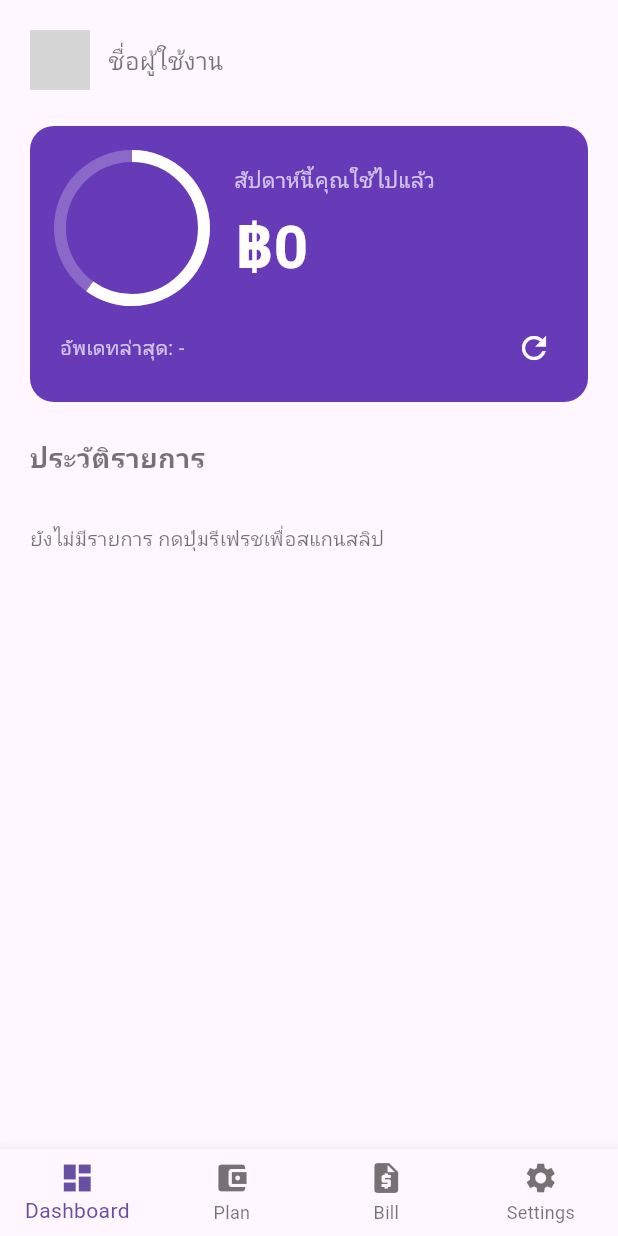
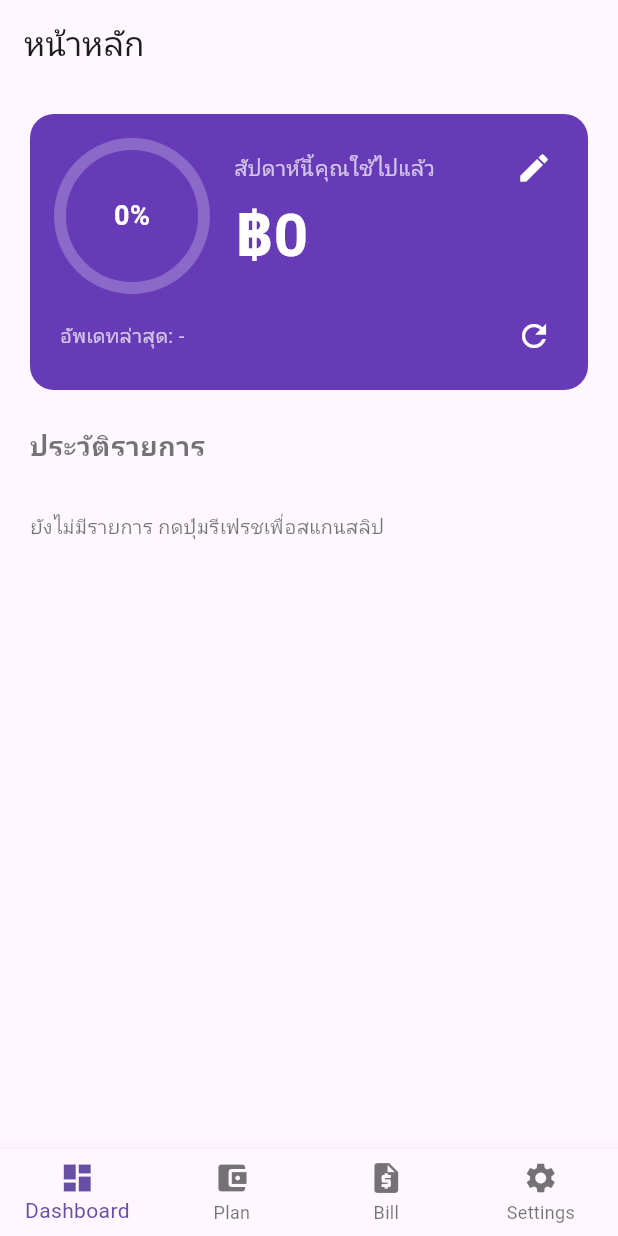
Before and after one commit to qwrtsdev/moneyplus_material, a Flutter app: the screen it shows after launch, on a phone screen of 412 x 824 dp. Run offline on Flutter 3.47's test engine with Material 3 defaults, Android fonts, the phone set to English and light mode, and no system bars; our stand-ins replace google_fonts, permission_handler, screenshot, share_plus, shared_preferences; missing offline and left inert: google_mlkit_text_recognition, thai_promptpay_flutter; grey boxes are pictures that could not be loaded.

Commit message:
add money input and real-time progress bar and image popup

```diff
--- a/lib/screens/dashboard_tab.dart
+++ b/lib/screens/dashboard_tab.dart
@@ -1,6 +1,7 @@
 // dashboard_tab.dart
+import 'dart:io';
 import 'package:flutter/material.dart';
-
+import '../systems/preference.dart';
 import '../systems/receipt_recognition.dart';
 
 class DashboardTab extends StatefulWidget {
@@ -26,9 +27,12 @@ class _DashboardTabState extends State<DashboardTab> {
     'ธ.ค.',
   ];
 
+  final _budgetController = TextEditingController();
+
   List<Map<String, dynamic>> _history = [];
   bool _isLoading = false;
   DateTime? _lastUpdated;
+  double _budget = 0;
 
   @override
   void initState() {
@@ -36,17 +40,67 @@ class _DashboardTabState extends State<DashboardTab> {
     _loadSavedData();
   }
 
-  // Show whatever is already on disk immediately, no scanning/OCR.
+  @override
+  void dispose() {
+    _budgetController.dispose();
+    super.dispose();
+  }
+
   Future<void> _loadSavedData() async {
     final saved = await loadSavedSlips();
+    final savedBudget = await getData('budget');
     if (!mounted) return;
     setState(() {
       _history = _sortedByTime(saved);
+      _budget = double.tryParse(savedBudget ?? '') ?? 0;
     });
   }
 
-  // Wired to the refresh IconButton: scans for new slips, runs OCR,
-  // then refreshes the list from the updated slips.json.
+  Future<void> _editBudget() async {
+    final previous = _budget;
+    _budgetController.text = _budget > 0 ? _budget.toStringAsFixed(2) : '';
+
+    final confirmed = await showDialog<bool>(
+      context: context,
+      builder: (context) => AlertDialog(
+        title: const Text('กรอกจำนวนเงิน'),
+        content: TextField(
+          controller: _budgetController,
+          autofocus: true,
+          keyboardType: const TextInputType.numberWithOptions(decimal: true),
+          decoration: const InputDecoration(
+            labelText: 'กรอกจำนวนเงิน',
+            hintText: '0.00',
+            prefixText: '฿ ',
+            border: OutlineInputBorder(),
+          ),
+          onChanged: (value) {
+            setState(() {
+              _budget = double.tryParse(value.trim().replaceAll(',', '')) ?? 0;
+            });
+          },
+        ),
+        actions: [
+          TextButton(
+            onPressed: () => Navigator.pop(context, false),
+            child: const Text('ยกเลิก'),
+          ),
+          FilledButton(
+            onPressed: () => Navigator.pop(context, true),
+            child: const Text('ตกลง'),
+          ),
+        ],
+      ),
+    );
+
+    if (!mounted) return;
+    if (confirmed == true) {
+      await saveData('budget', _budget.toString());
+    } else {
+      setState(() => _budget = previous);
+    }
+  }
+
   Future<void> _handleRefresh() async {
     if (_isLoading) return;
 
@@ -55,7 +109,7 @@ class _DashboardTabState extends State<DashboardTab> {
     });
 
     try {
-      // Testing: cap this batch to the latest 10 unread slip images.
+      // for testing. 10 slips
       final updated = await processNewSlips(limit: 10);
       if (!mounted) return;
       setState(() {
@@ -102,23 +156,29 @@ class _DashboardTabState extends State<DashboardTab> {
     return total;
   }
 
+  double get _overBudget {
+    if (_budget <= 0 || _weeklyTotal <= _budget) return 0;
+    return _weeklyTotal - _budget;
+  }
+
+  double get _budgetProgress {
+    if (_budget <= 0) return 0;
+    return (_weeklyTotal / _budget).clamp(0.0, 1.0);
+  }
+
   @override
   Widget build(BuildContext context) {
     return Scaffold(
+      appBar: AppBar(title: const Text('หน้าหลัก')),
       body: SafeArea(
         child: ListView(
           padding: const EdgeInsets.all(20.0),
           children: [
-            _buildProfileHeader(),
-            const SizedBox(height: 24),
             _buildSummaryCard(),
             const SizedBox(height: 24),
             Text(
               'ประวัติรายการ',
-              style: TextStyle(
-                fontSize: 18,
-                fontWeight: FontWeight.w600,
-              ),
+              style: TextStyle(fontSize: 18, fontWeight: FontWeight.w600),
             ),
             const SizedBox(height: 8),
             if (_history.isEmpty)
@@ -126,10 +186,7 @@ class _DashboardTabState extends State<DashboardTab> {
                 padding: const EdgeInsets.symmetric(vertical: 24.0),
                 child: Text(
                   'ยังไม่มีรายการ กดปุ่มรีเฟรชเพื่อสแกนสลิป',
-                  style: TextStyle(
-                    fontSize: 13,
-                    color: Colors.black54,
-                  ),
+                  style: TextStyle(fontSize: 13, color: Colors.black54),
                 ),
               )
             else
@@ -137,25 +194,6 @@ class _DashboardTabState extends State<DashboardTab> {
           ],
         ),
       ),
-    );
-  }
-
-  Widget _buildProfileHeader() {
-    return Row(
-      children: [
-        const CircleAvatar(
-          radius: 20,
-          backgroundImage: NetworkImage('https://example.com/avatar.png'),
-        ),
-        const SizedBox(width: 12),
-        Text(
-          'ชื่อผู้ใช้งาน',
-          style: TextStyle(
-            fontSize: 16,
-            fontWeight: FontWeight.w500,
-          ),
-        ),
-      ],
     );
   }
 
@@ -175,11 +213,28 @@ class _DashboardTabState extends State<DashboardTab> {
               SizedBox(
                 width: 96,
                 height: 96,
-                child: CircularProgressIndicator(
-                  value: 0.6,
-                  strokeWidth: 8,
-                  backgroundColor: Colors.white24,
-                  valueColor: const AlwaysStoppedAnimation<Color>(Colors.white),
+                child: Stack(
+                  fit: StackFit.expand,
+                  children: [
+                    CircularProgressIndicator(
+                      value: _budgetProgress,
+                      strokeWidth: 8,
+                      backgroundColor: Colors.white24,
+                      valueColor: const AlwaysStoppedAnimation<Color>(
+                        Colors.white,
+                      ),
+                    ),
+                    Center(
+                      child: Text(
+                        '${(_budgetProgress * 100).round()}%',
+                        style: TextStyle(
+                          color: Colors.white,
+                          fontSize: 18,
+                          fontWeight: FontWeight.w600,
+                        ),
+                      ),
+                    ),
+                  ],
                 ),
               ),
               const SizedBox(width: 20),
@@ -189,22 +244,42 @@ class _DashboardTabState extends State<DashboardTab> {
                   mainAxisSize: MainAxisSize.min,
                   children: [
                     Text(
-                      'สัปดาห์นี้คุณใช้ไปแล้ว',
-                      style: TextStyle(
-                        color: Colors.white70,
-                        fontSize: 14,
-                      ),
+                      _overBudget > 0
+                          ? 'คุณใช้เกินงบไปแล้ว'
+                          : 'สัปดาห์นี้คุณใช้ไปแล้ว',
+                      style: TextStyle(color: Colors.white70, fontSize: 14),
                     ),
                     const SizedBox(height: 4),
                     Text(
-                      '฿${_weeklyTotal.toStringAsFixed(0)}',
+                      _overBudget > 0
+                          ? '-฿${_overBudget.toStringAsFixed(0)}'
+                          : '฿${_weeklyTotal.toStringAsFixed(0)}',
                       style: TextStyle(
-                        color: Colors.white,
+                        color: _overBudget > 0
+                            ? Colors.red.shade200
+                            : Colors.white,
                         fontSize: 40,
                         fontWeight: FontWeight.bold,
                       ),
                     ),
                   ],
+                ),
+              ),
+              SizedBox(
+                width: 32,
+                height: 96,
+                child: Align(
+                  alignment: Alignment.topRight,
+                  child: SizedBox(
+                    width: 32,
+                    height: 32,
+                    child: IconButton(
+                      onPressed: _editBudget,
+                      icon: const Icon(Icons.edit, color: Colors.white),
+                      visualDensity: VisualDensity.compact,
+                      padding: EdgeInsets.zero,
+                    ),
+                  ),
                 ),
               ),
             ],
@@ -218,10 +293,7 @@ class _DashboardTabState extends State<DashboardTab> {
                   _isLoading
                       ? 'กรุณารอรูปโหลด'
                       : 'อัพเดทล่าสุด: ${_lastUpdated != null ? _formatThaiDate(_lastUpdated!) : '-'}',
-                  style: TextStyle(
-                    color: Colors.white70,
-                    fontSize: 13,
-                  ),
+                  style: TextStyle(color: Colors.white70, fontSize: 13),
                 ),
               ),
               SizedBox(
@@ -251,6 +323,48 @@ class _DashboardTabState extends State<DashboardTab> {
     );
   }
 
+  void _showSlipImage(Map<String, dynamic> item) {
+    final imagePath = item['imagePath']?.toString() ?? '';
+    final rawAmount = (item['amount'] ?? '').toString();
+
+    showDialog<void>(
+      context: context,
+      builder: (context) => Dialog(
+        clipBehavior: Clip.antiAlias,
+        child: Column(
+          mainAxisSize: MainAxisSize.min,
+          children: [
+            Flexible(
+              child: InteractiveViewer(
+                child: Image.file(
+                  File(imagePath),
+                  fit: BoxFit.contain,
+                  errorBuilder: (context, error, stackTrace) => const Padding(
+                    padding: EdgeInsets.all(24.0),
+                    child: Text('ไม่พบไฟล์รูปภาพ'),
+                  ),
+                ),
+              ),
+            ),
+            Padding(
+              padding: const EdgeInsets.all(12.0),
+              child: Text(
+                rawAmount == 'Not Found'
+                    ? 'ไม่พบยอด'
+                    : 'ยอดที่อ่านได้: ฿$rawAmount',
+                style: TextStyle(fontWeight: FontWeight.w600),
+              ),
+            ),
+            TextButton(
+              onPressed: () => Navigator.pop(context),
+              child: const Text('ปิด'),
+            ),
+          ],
+        ),
+      ),
+    );
+  }
+
   Widget _buildHistoryTile(Map<String, dynamic> item) {
     final rawAmount = (item['amount'] ?? '').toString();
     final displayAmount = rawAmount == 'Not Found'
@@ -262,14 +376,12 @@ class _DashboardTabState extends State<DashboardTab> {
 
     return ListTile(
       contentPadding: EdgeInsets.zero,
+      onTap: () => _showSlipImage(item),
       leading: CircleAvatar(
         backgroundColor: Colors.deepPurple.shade50,
         child: const Icon(Icons.receipt_long, color: Colors.deepPurple),
       ),
-      title: Text(
-        item['Bank']?.toString() ?? '-',
-        style: TextStyle(),
-      ),
+      title: Text(item['Bank']?.toString() ?? '-', style: TextStyle()),
       subtitle: Text(subtitle, style: TextStyle(fontSize: 12)),
       trailing: Text(
         displayAmount,
```
Also changed, not shown: 1 other file.
